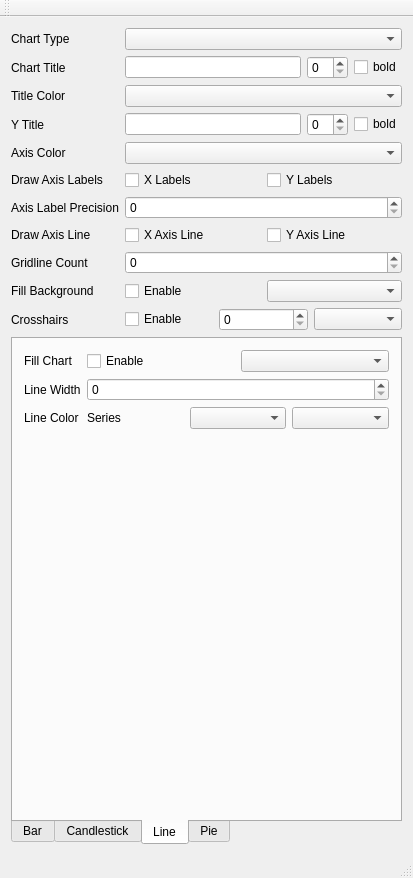
Above: chartexamples/mainwindow.ui from presstab/psscharts before the change. Below: the same form after it.
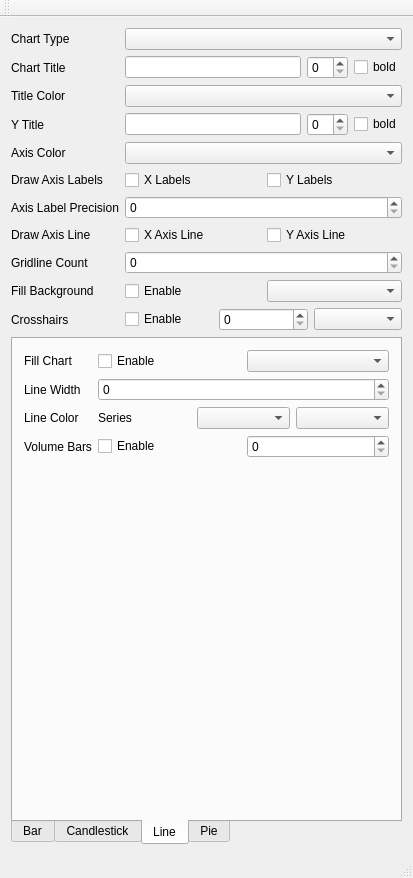
That is the form after the change. The open tabs and pages were chosen to show the change.

Commit message:
Volume bars (#20)
* Candlestick volume bars

* Line chart volume bars

* Adjust Volume Bars

* Tweek candlestick volume bars

* Adjust line chart volume bars

* Comments and Clean up

* Add buffer for volume bars

What changed in the file:
```diff
--- a/chartexamples/mainwindow.ui
+++ b/chartexamples/mainwindow.ui
@@ -476,6 +476,27 @@
             <item row="6" column="1">
              <widget class="QSpinBox" name="spinboxCandleLineWidth"/>
             </item>
+            <item row="7" column="0">
+             <widget class="QLabel" name="label_25">
+              <property name="text">
+               <string>Volume Bars</string>
+              </property>
+             </widget>
+            </item>
+            <item row="7" column="1">
+             <layout class="QHBoxLayout" name="horizontalLayout_18">
+              <item>
+               <widget class="QCheckBox" name="checkboxCandleVolumeBar">
+                <property name="text">
+                 <string>Enable</string>
+                </property>
+               </widget>
+              </item>
+              <item>
+               <widget class="QComboBox" name="comboboxCandleVolumeBar"/>
+              </item>
+             </layout>
+            </item>
            </layout>
           </widget>
           <widget class="QWidget" name="tabLine">
@@ -538,6 +559,27 @@
               </item>
              </layout>
             </item>
+            <item row="3" column="0">
+             <widget class="QLabel" name="label_27">
+              <property name="text">
+               <string>Volume Bars</string>
+              </property>
+             </widget>
+            </item>
+            <item row="3" column="1">
+             <layout class="QHBoxLayout" name="horizontalLayout_19">
+              <item>
+               <widget class="QCheckBox" name="checkboxLineVolumeBar">
+                <property name="text">
+                 <string>Enable</string>
+                </property>
+               </widget>
+              </item>
+              <item>
+               <widget class="QSpinBox" name="spinboxLineVolumeBar"/>
+              </item>
+             </layout>
+            </item>
            </layout>
           </widget>
           <widget class="QWidget" name="tabPie">
```
Left out of the diff: 46 changed lines with no effect on the pictures. The commit also changes 6 other files.
